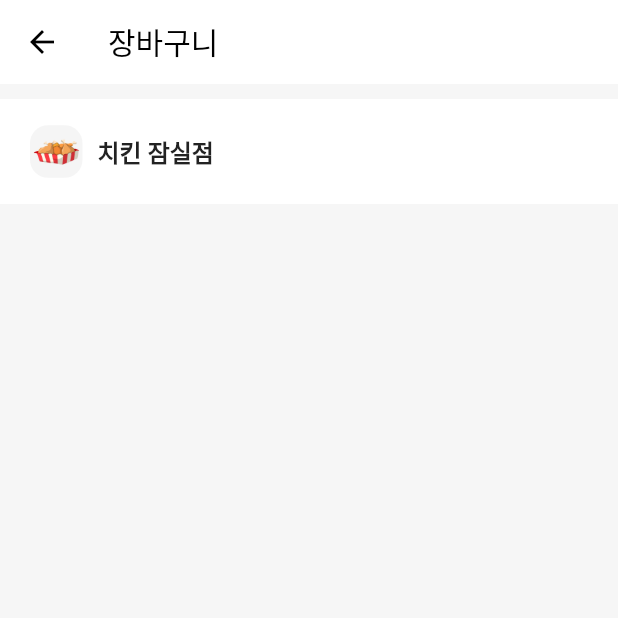
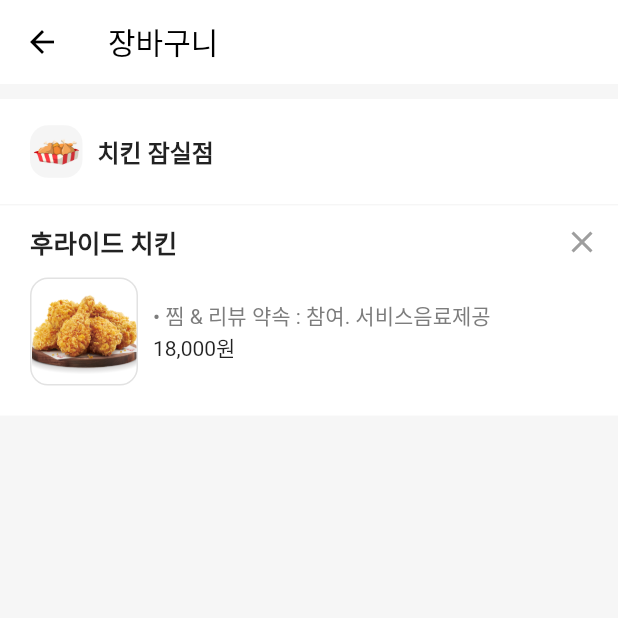
Before and after one commit to next-step/flutter-cart-sample, a Flutter app: the screen it shows after launch, on a phone screen of 412 x 824 dp, the top half of it. Run offline on Flutter 3.47's test engine with Material 2 defaults, Android fonts, the phone set to English and light mode, and no system bars.

Commit message:
add menu

```diff
--- a/lib/cart_screen.dart
+++ b/lib/cart_screen.dart
@@ -34,7 +34,7 @@ class _CartScreenState extends State<CartScreen> {
           SizedBox(
             height: 1,
           ),
-
+          _buildMenu(),
         ],
       ),
     );
@@ -68,4 +68,79 @@ class _CartScreenState extends State<CartScreen> {
       ),
     );
   }
+
+  Widget _buildMenu() {
+    return Container(
+      color: Colors.white,
+      child: Column(
+        children: [
+          Row(
+            children: [
+              SizedBox(
+                width: 20,
+              ),
+              Text(
+                '후라이드 치킨',
+                style: TextStyle(
+                  fontSize: 17,
+                  fontWeight: FontWeight.bold,
+                ),
+              ),
+              Spacer(),
+              IconButton(
+                icon: Icon(
+                  Icons.close,
+                  color: Colors.grey,
+                ),
+                onPressed: () {},
+              ),
+            ],
+          ),
+          Row(
+            children: [
+              SizedBox(
+                width: 20,
+              ),
+              Container(
+                decoration: BoxDecoration(
+                  border: Border.all(
+                    color: Colors.grey.withOpacity(0.3),
+                    width: 1,
+                  ),
+                  borderRadius: BorderRadius.circular(12),
+                ),
+                child: ClipRRect(
+                  borderRadius: BorderRadius.circular(12),
+                  child: Image.asset(
+                    'images/chicken.png',
+                    width: 70,
+                    height: 70,
+                    fit: BoxFit.cover,
+                  ),
+                ),
+              ),
+              SizedBox(
+                width: 10,
+              ),
+              Column(
+                crossAxisAlignment: CrossAxisAlignment.start,
+                children: [
+                  Text(
+                    '• 찜 & 리뷰 약속 : 참여. 서비스음료제공',
+                    style: TextStyle(
+                      color: Color.fromRGBO(125, 125, 125, 1.0),
+                    ),
+                  ),
+                  Text('18,000원'),
+                ],
+              ),
+            ],
+          ),
+          SizedBox(
+            height: 20,
+          ),
+        ],
+      ),
+    );
+  }
 }
```
